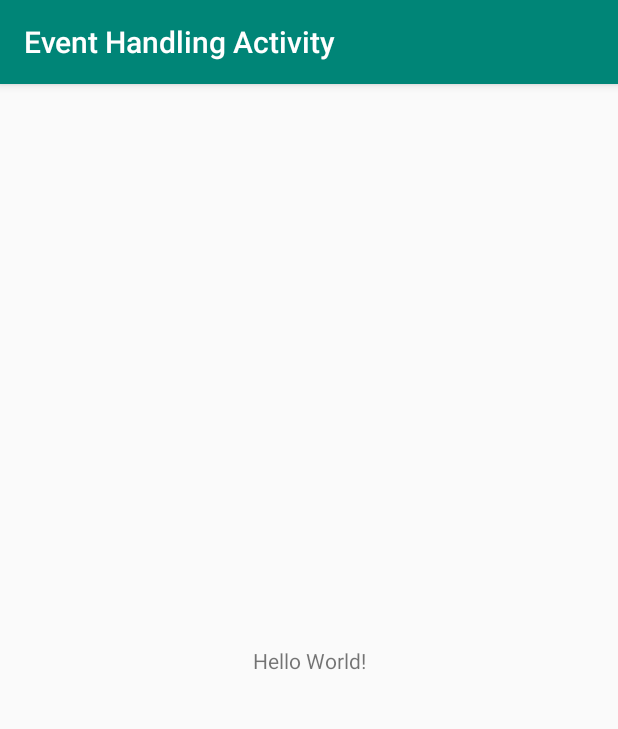
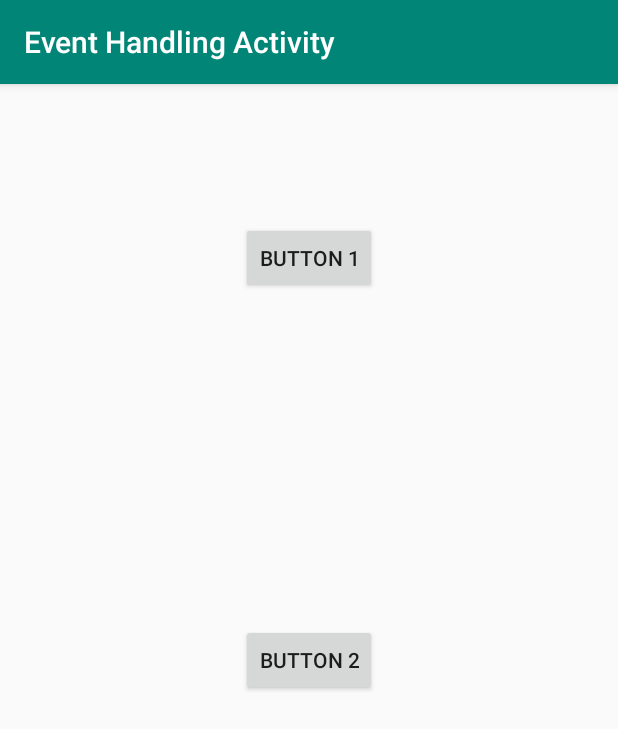
Before and after one commit to fffrowies/EventHandlingActivity, an Android app: the screen it shows after launch (MainActivity), on a phone screen of 412 x 824 dp. Shown: the top 729 px of the screen. Run offline under Robolectric (Android 15) with nearby library versions, the phone set to English and light mode, and no system bars.

Commit message:
Initial Project Setup

```diff
--- a/app/src/main/java/com/fffrowies/eventhandlingactivity/MainActivity.java
+++ b/app/src/main/java/com/fffrowies/eventhandlingactivity/MainActivity.java
@@ -2,12 +2,21 @@ package com.fffrowies.eventhandlingactivity;
 
 import android.support.v7.app.AppCompatActivity;
 import android.os.Bundle;
+import android.widget.Button;
+import android.widget.RelativeLayout;
 
 public class MainActivity extends AppCompatActivity {
+
+    private RelativeLayout relativeLayout;
 
     @Override
     protected void onCreate(Bundle savedInstanceState) {
         super.onCreate(savedInstanceState);
         setContentView(R.layout.activity_main);
+
+        relativeLayout = findViewById(R.id.relativeLayout);
+
+        Button button1 = findViewById(R.id.button1);
+        Button button2 = findViewById(R.id.button2);
     }
 }
--- a/app/src/main/res/layout/activity_main.xml
+++ b/app/src/main/res/layout/activity_main.xml
@@ -1,18 +1,27 @@
 <?xml version="1.0" encoding="utf-8"?>
-<android.support.constraint.ConstraintLayout xmlns:android="http://schemas.android.com/apk/res/android"
-    xmlns:app="http://schemas.android.com/apk/res-auto"
+<RelativeLayout
+    android:id="@+id/relativeLayout"
+    xmlns:android="http://schemas.android.com/apk/res/android"
     xmlns:tools="http://schemas.android.com/tools"
     android:layout_width="match_parent"
     android:layout_height="match_parent"
     tools:context=".MainActivity">
 
-    <TextView
+    <Button
+        android:id="@+id/button1"
         android:layout_width="wrap_content"
         android:layout_height="wrap_content"
-        android:text="Hello World!"
-        app:layout_constraintBottom_toBottomOf="parent"
-        app:layout_constraintLeft_toLeftOf="parent"
-        app:layout_constraintRight_toRightOf="parent"
-        app:layout_constraintTop_toTopOf="parent" />
+        android:layout_alignParentTop="true"
+        android:layout_centerHorizontal="true"
+        android:layout_marginTop="92dp"
+        android:text="Button 1"/>
 
-</android.support.constraint.ConstraintLayout>
+    <Button
+        android:id="@+id/button2"
+        android:layout_width="wrap_content"
+        android:layout_height="wrap_content"
+        android:layout_centerHorizontal="true"
+        android:layout_centerVertical="true"
+        android:text="Button 2"/>
+
+</RelativeLayout>
```
